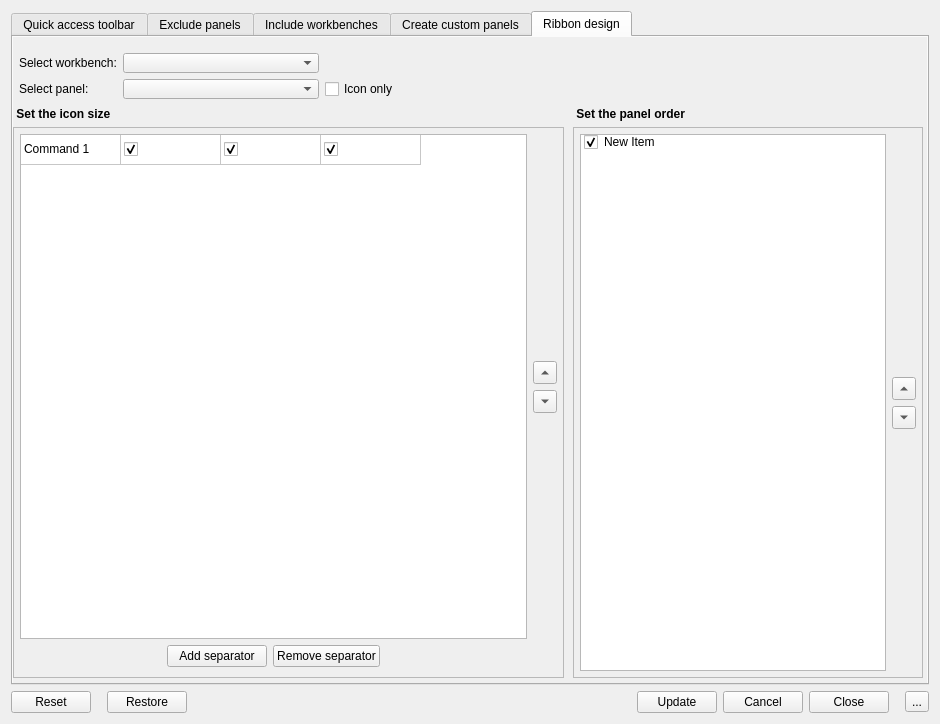
APEbbers/FreeCAD-Ribbon, file Resources/ui/Design.ui: the form before one commit.
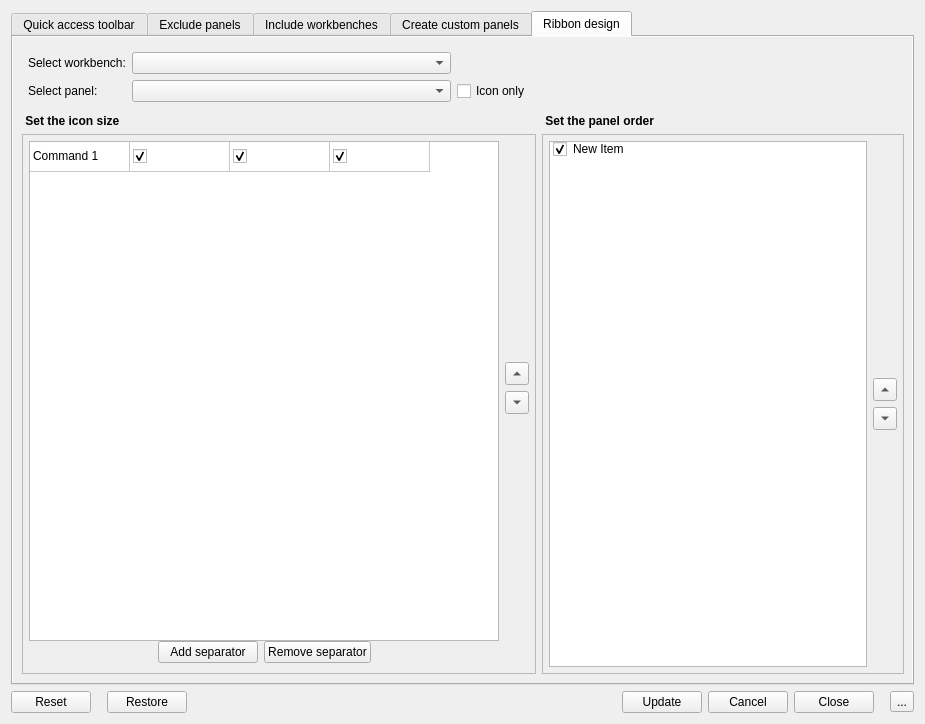
The form after the commit.

Commit message: The design dialog can be strecht now -1

```diff
--- a/Resources/ui/Design.ui
+++ b/Resources/ui/Design.ui
@@ -9,7 +9,7 @@
    <rect>
     <x>0</x>
     <y>0</y>
-    <width>940</width>
+    <width>925</width>
     <height>724</height>
    </rect>
   </property>
@@ -27,8 +27,8 @@
   </property>
   <property name="maximumSize">
    <size>
-    <width>940</width>
-    <height>724</height>
+    <width>100000</width>
+    <height>10000</height>
    </size>
   </property>
   <property name="baseSize">
@@ -994,21 +994,38 @@
       </widget>
      </widget>
      <widget class="QWidget" name="RibbonDesign">
+      <property name="sizePolicy">
+       <sizepolicy hsizetype="MinimumExpanding" vsizetype="Preferred">
+        <horstretch>0</horstretch>
+        <verstretch>0</verstretch>
+       </sizepolicy>
+      </property>
+      <property name="minimumSize">
+       <size>
+        <width>900</width>
+        <height>0</height>
+       </size>
+      </property>
+      <property name="sizeIncrement">
+       <size>
+        <width>10</width>
+        <height>0</height>
+       </size>
+      </property>
+      <property name="baseSize">
+       <size>
+        <width>900</width>
+        <height>0</height>
+       </size>
+      </property>
       <property name="autoFillBackground">
        <bool>true</bool>
       </property>
       <attribute name="title">
        <string>Ribbon design</string>
       </attribute>
-      <widget class="QWidget" name="layoutWidget">
-       <property name="geometry">
-        <rect>
-         <x>0</x>
-         <y>10</y>
-         <width>391</width>
-         <height>58</height>
-        </rect>
-       </property>
+      <layout class="QGridLayout" name="gridLayout_15">
+       <item row="0" column="0">
        <layout class="QGridLayout" name="gridLayout_5">
         <property name="leftMargin">
          <number>6</number>
@@ -1057,22 +1074,16 @@
          </widget>
         </item>
        </layout>
-      </widget>
-      <widget class="QWidget" name="layoutWidget">
-       <property name="geometry">
-        <rect>
-         <x>0</x>
-         <y>70</y>
-         <width>551</width>
-         <height>571</height>
-        </rect>
-       </property>
-       <layout class="QVBoxLayout" name="verticalLayout_3">
-        <item>
+       </item>
+       <item row="1" column="0">
+        <layout class="QGridLayout" name="gridLayout_16" columnminimumwidth="0">
+         <property name="sizeConstraint">
+          <enum>QLayout::SizeConstraint::SetMinimumSize</enum>
+         </property>
+         <item row="0" column="0">
          <widget class="QLabel" name="label_12">
           <property name="font">
            <font>
-            <weight>75</weight>
             <bold>true</bold>
            </font>
           </property>
@@ -1081,8 +1092,20 @@
           </property>
          </widget>
         </item>
-        <item>
+         <item row="1" column="0">
          <widget class="QFrame" name="frame">
+           <property name="sizePolicy">
+            <sizepolicy hsizetype="MinimumExpanding" vsizetype="Preferred">
+             <horstretch>0</horstretch>
+             <verstretch>0</verstretch>
+            </sizepolicy>
+           </property>
+           <property name="minimumSize">
+            <size>
+             <width>506</width>
+             <height>0</height>
+            </size>
+           </property>
           <property name="frameShape">
            <enum>QFrame::StyledPanel</enum>
           </property>
@@ -1151,6 +1174,30 @@
            </item>
            <item row="0" column="0">
             <widget class="QTableWidget" name="tableWidget">
+              <property name="sizePolicy">
+               <sizepolicy hsizetype="MinimumExpanding" vsizetype="Expanding">
+                <horstretch>0</horstretch>
+                <verstretch>0</verstretch>
+               </sizepolicy>
+              </property>
+              <property name="minimumSize">
+               <size>
+                <width>470</width>
+                <height>500</height>
+               </size>
+              </property>
+              <property name="sizeIncrement">
+               <size>
+                <width>5</width>
+                <height>5</height>
+               </size>
+              </property>
+              <property name="baseSize">
+               <size>
+                <width>300</width>
+                <height>500</height>
+               </size>
+              </property>
              <property name="styleSheet">
               <string notr="true">border-color: rgb(167, 167rgb(217, 217, 217), 167);</string>
              </property>
@@ -1301,7 +1348,6 @@
                </property>
                <property name="font">
                 <font>
-                 <weight>50</weight>
                  <bold>false</bold>
                 </font>
                </property>
@@ -1320,7 +1366,6 @@
                </property>
                <property name="font">
                 <font>
-                 <weight>50</weight>
                  <bold>false</bold>
                 </font>
                </property>
@@ -1351,22 +1396,16 @@
          </widget>
         </item>
        </layout>
-      </widget>
-      <widget class="QWidget" name="layoutWidget">
-       <property name="geometry">
-        <rect>
-         <x>560</x>
-         <y>70</y>
-         <width>352</width>
-         <height>571</height>
-        </rect>
-       </property>
-       <layout class="QVBoxLayout" name="verticalLayout_4">
-        <item>
+       </item>
+       <item row="1" column="1">
+        <layout class="QGridLayout" name="gridLayout_19">
+         <property name="sizeConstraint">
+          <enum>QLayout::SizeConstraint::SetDefaultConstraint</enum>
+         </property>
+         <item row="0" column="0">
          <widget class="QLabel" name="label_4">
           <property name="font">
            <font>
-            <weight>75</weight>
             <bold>true</bold>
            </font>
           </property>
@@ -1375,10 +1414,10 @@
           </property>
          </widget>
         </item>
-        <item>
+         <item row="1" column="0">
          <widget class="QFrame" name="frame">
           <property name="sizePolicy">
-           <sizepolicy hsizetype="Fixed" vsizetype="Preferred">
+            <sizepolicy hsizetype="MinimumExpanding" vsizetype="Preferred">
             <horstretch>0</horstretch>
             <verstretch>0</verstretch>
            </sizepolicy>
@@ -1412,8 +1451,8 @@
             <number>6</number>
            </property>
            <item row="1" column="1">
-            <layout class="QVBoxLayout" name="verticalLayout_2">
-             <item>
+             <layout class="QGridLayout" name="gridLayout_20">
+              <item row="0" column="0">
               <spacer name="verticalSpacer_12">
                <property name="orientation">
                 <enum>Qt::Vertical</enum>
@@ -1426,7 +1465,7 @@
                </property>
               </spacer>
              </item>
-             <item>
+              <item row="1" column="0">
               <widget class="QToolButton" name="MoveUp_Toolbar">
                <property name="text">
                 <string>...</string>
@@ -1436,7 +1475,7 @@
                </property>
               </widget>
              </item>
-             <item>
+              <item row="2" column="0">
               <widget class="QToolButton" name="MoveDown_Toolbar">
                <property name="text">
                 <string>...</string>
@@ -1446,7 +1485,7 @@
                </property>
               </widget>
              </item>
-             <item>
+              <item row="3" column="0">
               <spacer name="verticalSpacer_11">
                <property name="orientation">
                 <enum>Qt::Vertical</enum>
@@ -1463,6 +1502,18 @@
            </item>
            <item row="1" column="0">
             <widget class="QListWidget" name="ToolbarsOrder">
+              <property name="sizePolicy">
+               <sizepolicy hsizetype="MinimumExpanding" vsizetype="Expanding">
+                <horstretch>0</horstretch>
+                <verstretch>0</verstretch>
+               </sizepolicy>
+              </property>
+              <property name="minimumSize">
+               <size>
+                <width>300</width>
+                <height>0</height>
+               </size>
+              </property>
              <property name="defaultDropAction">
               <enum>Qt::MoveAction</enum>
              </property>
@@ -1486,7 +1537,8 @@
          </widget>
         </item>
        </layout>
-      </widget>
+       </item>
+      </layout>
      </widget>
     </widget>
    </item>
```
Left out of the diff: 178 changed lines with no effect on the pictures. Lines whose indentation alone changed are shown as unchanged. The commit also changes 2 other files.
